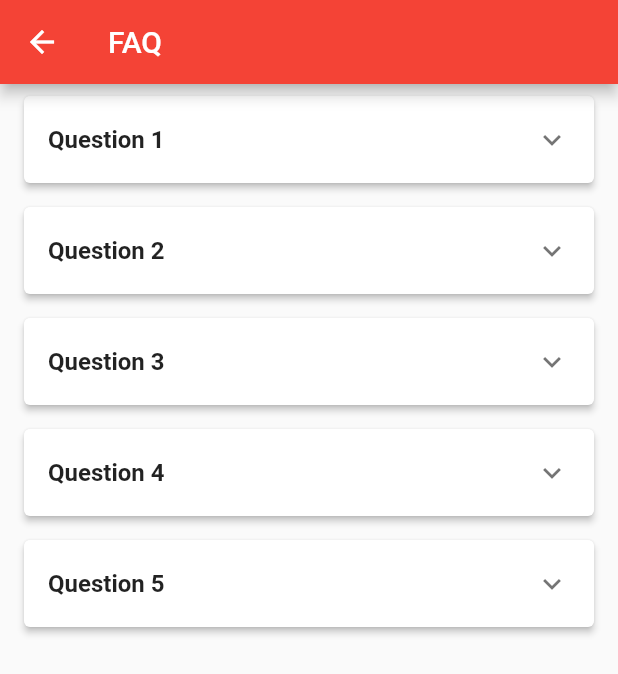
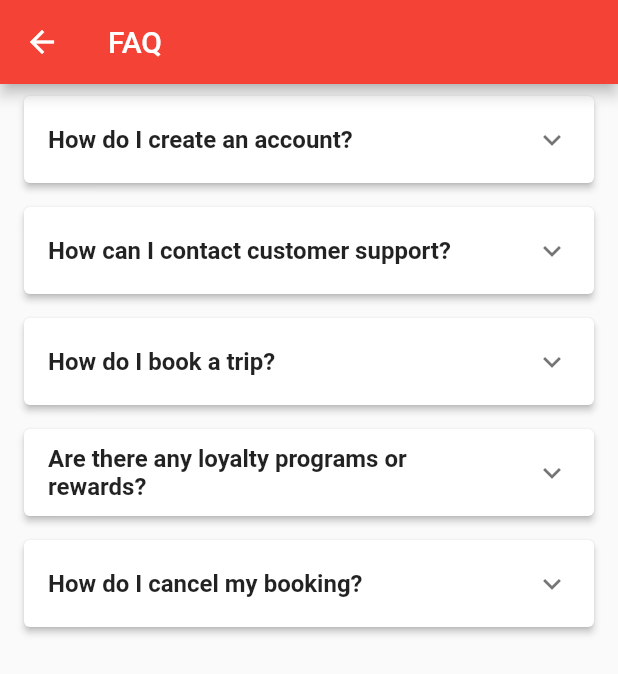
Before and after one commit to Lee-ZC/6002CEM_Group15, a Flutter app: the profile_page screen opened directly, after a tap on "Help Center", on a phone screen of 412 x 824 dp. Shown: the top 674 px of the screen. Run offline on Flutter 3.47's test engine with Material 2 defaults, Android fonts, the phone set to English and light mode, and no system bars; our stand-ins replace cloud_firestore, firebase_auth, firebase_core, fluttertoast, smooth_page_indicator; accounts and stored records are empty; network calls fail.

Commit message:
Add-on FAQ content and fix some bugs

```diff
--- a/lib/NavBar.dart
+++ b/lib/NavBar.dart
@@ -64,7 +64,7 @@ class _NBState extends State<NBPage> {
                   accountName: Text(name),
                   accountEmail: Text(user.email!),
                   decoration: BoxDecoration(
-                    color: Colors.blue,
+                    color: Colors.red,
                     image: DecorationImage(
                         fit: BoxFit.fill,
                         image: NetworkImage(
--- a/lib/Pages/FAQPage.dart
+++ b/lib/Pages/FAQPage.dart
@@ -10,24 +10,24 @@ class FAQPage extends StatelessWidget {
       body: ListView(
         children: [
           FAQItem(
-            question: 'Question 1',
-            answer: 'Answer 1',
+            question: 'How do I create an account?',
+            answer: 'To create an account, simply click on the Sign Up button in the onBoarding and follow the prompts to provide your details',
           ),
           FAQItem(
-            question: 'Question 2',
-            answer: 'Answer 2',
+            question: 'How can I contact customer support?',
+            answer: 'You can reach our customer support team by clicking on the "Customer Support" section in the app. We provide multiple channels for communication, including live chat and phone support.',
           ),
           FAQItem(
-            question: 'Question 3',
-            answer: 'Answer 3',
+            question: 'How do I book a trip?',
+            answer: 'To book a trip, navigate to the appropriate section in the app (such as home page). Enter your travel details, including name, phone number and dates. Follow the prompts to complete the booking process.',
           ),
           FAQItem(
-            question: 'Question 4',
-            answer: 'Answer 4',
+            question: 'Are there any loyalty programs or rewards?',
+            answer: 'Some travel applications offer loyalty programs or partnerships with airlines, hotels, or other travel providers. Due to time constraint, in our application there is NO loyalty programs and rewards',
           ),
           FAQItem(
-            question: 'Question 5',
-            answer: 'Answer 5',
+            question: 'How do I cancel my booking?',
+            answer: 'If you need to cancel your booking, please go to the Customer Support section in the app and contact us, then our agent will assist you ',
           ),
           // Add more FAQ items as needed
         ],
--- a/lib/Pages/home.dart
+++ b/lib/Pages/home.dart
@@ -167,14 +167,20 @@ class _HomePageState extends State<HomePage> {
     );
   }
 
+
   List<DocumentSnapshot> _filterData(String searchQuery) {
     if (searchQuery.isEmpty) {
       return snapshotData ?? [];
     }
     return snapshotData!.where((doc) {
       dynamic hotelName = (doc?.data() as Map<String, dynamic>)?['name'];
+      dynamic hotelLocation = (doc?.data() as Map<String, dynamic>)?['Location'];
 
-      return hotelName.toLowerCase().contains(searchQuery.toLowerCase());
+      String hotelNameWithLocation = '$hotelName $hotelLocation';
+      return hotelNameWithLocation.toLowerCase().contains(searchQuery.toLowerCase());
     }).toList();
   }
+
+
+
 }
--- a/lib/main.dart
+++ b/lib/main.dart
@@ -65,8 +65,6 @@ class SecondScreen extends StatelessWidget {
   @override
   Widget build(BuildContext context) {
     return Scaffold(
-      //drawer: NavBar(),
-      //bottomNavigationBar: bottom_Nav(),
       body: StreamBuilder <User?> (
         stream: FirebaseAuth.instance.authStateChanges(),
         builder: (context,snapshot){
```
Also changed, not shown: lib/Pages/DetailPage.dart (+1 -27 lines), lib/Pages/wishlist.dart (+0 -42 lines), lib/api/notification_api.dart (deleted, +0 -39 lines).
